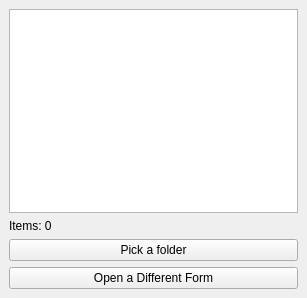
The window that SuperSimpleGui/SuperSimpleMainWindow.ui (daveabramson/PythonPlayground) describes before a commit, drawn with Qt 5.
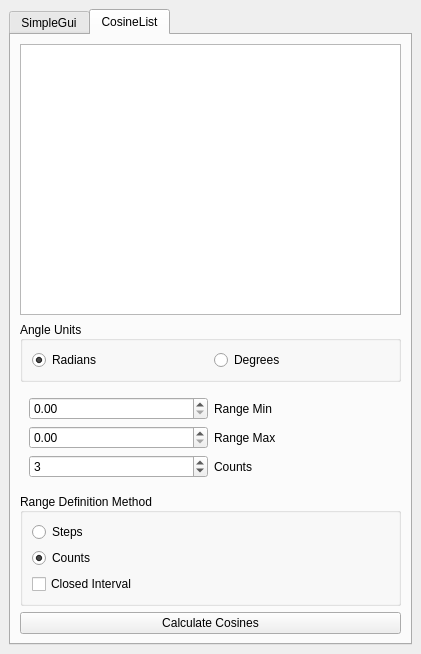
The same window after the commit.

Commit message: started a new tab in the sample gui that will use the range sources and coslist classes from ExampleLib

Patch:
```diff
--- a/SuperSimpleGui/SuperSimpleMainWindow.ui
+++ b/SuperSimpleGui/SuperSimpleMainWindow.ui
@@ -6,8 +6,8 @@
    <rect>
     <x>0</x>
     <y>0</y>
-    <width>307</width>
-    <height>298</height>
+    <width>421</width>
+    <height>654</height>
    </rect>
   </property>
   <property name="windowTitle">
@@ -16,27 +16,184 @@
   <widget class="QWidget" name="centralwidget">
    <layout class="QVBoxLayout" name="verticalLayout">
     <item>
-     <widget class="QListWidget" name="listWidget"/>
-    </item>
-    <item>
-     <widget class="QLabel" name="lblItemCount">
-      <property name="text">
-       <string>Items: 0</string>
+     <widget class="QTabWidget" name="tabWidget">
+      <property name="currentIndex">
+       <number>1</number>
       </property>
-     </widget>
-    </item>
-    <item>
-     <widget class="QPushButton" name="btnBrowse">
-      <property name="text">
-       <string>Pick a folder</string>
-      </property>
-     </widget>
-    </item>
-    <item>
-     <widget class="QPushButton" name="btnOpenDiffForm">
-      <property name="text">
-       <string>Open a Different Form</string>
-      </property>
+      <widget class="QWidget" name="tabSimpleGui">
+       <attribute name="title">
+        <string>SimpleGui</string>
+       </attribute>
+       <layout class="QVBoxLayout" name="verticalLayout_2">
+        <item>
+         <widget class="QListWidget" name="listWidget"/>
+        </item>
+        <item>
+         <widget class="QLabel" name="lblItemCount">
+          <property name="text">
+           <string>Items: 0</string>
+          </property>
+         </widget>
+        </item>
+        <item>
+         <widget class="QPushButton" name="btnBrowse">
+          <property name="text">
+           <string>Pick a folder</string>
+          </property>
+         </widget>
+        </item>
+        <item>
+         <widget class="QPushButton" name="btnOpenDiffForm">
+          <property name="text">
+           <string>Open a Different Form</string>
+          </property>
+         </widget>
+        </item>
+       </layout>
+      </widget>
+      <widget class="QWidget" name="tabCosineList">
+       <attribute name="title">
+        <string>CosineList</string>
+       </attribute>
+       <layout class="QVBoxLayout" name="verticalLayout_5">
+        <item>
+         <widget class="QListView" name="cosListView"/>
+        </item>
+        <item>
+         <widget class="QGroupBox" name="groupBox">
+          <property name="sizePolicy">
+           <sizepolicy hsizetype="Preferred" vsizetype="Preferred">
+            <horstretch>0</horstretch>
+            <verstretch>0</verstretch>
+           </sizepolicy>
+          </property>
+          <property name="layoutDirection">
+           <enum>Qt::LeftToRight</enum>
+          </property>
+          <property name="title">
+           <string>Angle Units</string>
+          </property>
+          <property name="alignment">
+           <set>Qt::AlignLeading|Qt::AlignLeft|Qt::AlignVCenter</set>
+          </property>
+          <layout class="QHBoxLayout" name="horizontalLayout">
+           <item>
+            <widget class="QRadioButton" name="radRadians">
+             <property name="text">
+              <string>Radians</string>
+             </property>
+             <property name="checked">
+              <bool>true</bool>
+             </property>
+            </widget>
+           </item>
+           <item>
+            <widget class="QRadioButton" name="radDegrees">
+             <property name="text">
+              <string>Degrees</string>
+             </property>
+            </widget>
+           </item>
+          </layout>
+         </widget>
+        </item>
+        <item>
+         <widget class="QWidget" name="widget" native="true">
+          <layout class="QGridLayout" name="gridLayout">
+           <item row="1" column="0">
+            <widget class="QDoubleSpinBox" name="spinRangeMax"/>
+           </item>
+           <item row="1" column="1">
+            <widget class="QLabel" name="label_2">
+             <property name="text">
+              <string>Range Max</string>
+             </property>
+            </widget>
+           </item>
+           <item row="0" column="0">
+            <widget class="QDoubleSpinBox" name="spinRangeMin"/>
+           </item>
+           <item row="0" column="1">
+            <widget class="QLabel" name="label">
+             <property name="text">
+              <string>Range Min</string>
+             </property>
+            </widget>
+           </item>
+           <item row="2" column="0">
+            <widget class="QDoubleSpinBox" name="spinCountStep">
+             <property name="decimals">
+              <number>0</number>
+             </property>
+             <property name="value">
+              <double>3.000000000000000</double>
+             </property>
+            </widget>
+           </item>
+           <item row="2" column="1">
+            <widget class="QLabel" name="label_5">
+             <property name="text">
+              <string>Counts</string>
+             </property>
+            </widget>
+           </item>
+          </layout>
+         </widget>
+        </item>
+        <item>
+         <widget class="QGroupBox" name="groupBox_3">
+          <property name="sizePolicy">
+           <sizepolicy hsizetype="Preferred" vsizetype="Preferred">
+            <horstretch>0</horstretch>
+            <verstretch>0</verstretch>
+           </sizepolicy>
+          </property>
+          <property name="layoutDirection">
+           <enum>Qt::LeftToRight</enum>
+          </property>
+          <property name="title">
+           <string>Range Definition Method</string>
+          </property>
+          <property name="alignment">
+           <set>Qt::AlignLeading|Qt::AlignLeft|Qt::AlignVCenter</set>
+          </property>
+          <layout class="QVBoxLayout" name="verticalLayout_3">
+           <item>
+            <widget class="QRadioButton" name="radSteps">
+             <property name="text">
+              <string>Steps</string>
+             </property>
+            </widget>
+           </item>
+           <item>
+            <widget class="QRadioButton" name="radCounts">
+             <property name="text">
+              <string>Counts</string>
+             </property>
+             <property name="checked">
+              <bool>true</bool>
+             </property>
+            </widget>
+           </item>
+           <item>
+            <widget class="QCheckBox" name="chkClosedInterval">
+             <property name="text">
+              <string>Closed Interval</string>
+             </property>
+            </widget>
+           </item>
+          </layout>
+         </widget>
+        </item>
+        <item>
+         <widget class="QPushButton" name="btnCalculate">
+          <property name="text">
+           <string>Calculate Cosines</string>
+          </property>
+         </widget>
+        </item>
+       </layout>
+      </widget>
      </widget>
     </item>
    </layout>
```
The commit also changes 5 other files.
